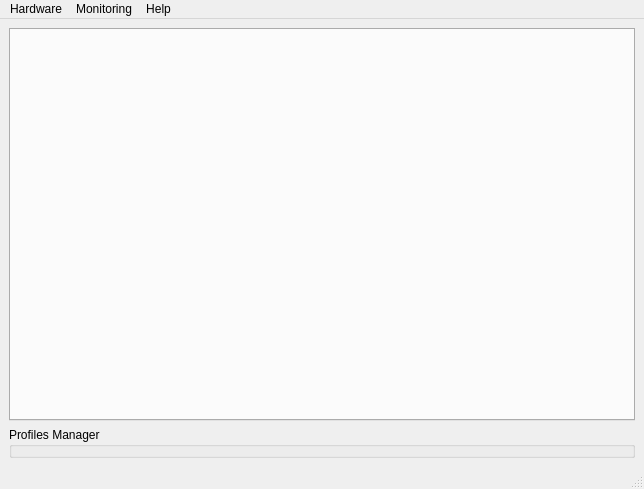
Above: res/MainWindow.ui from Ultrawipf/OpenFFBoard-configurator before the change. Below: the same form after it.
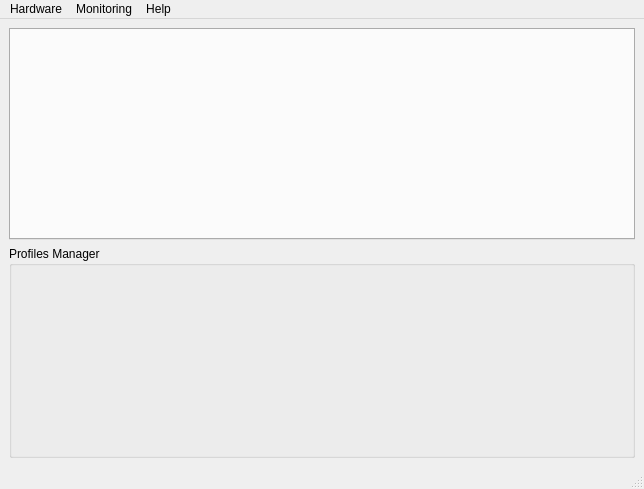
That is the form after the change.

The edit to the form file:
```diff
--- a/res/MainWindow.ui
+++ b/res/MainWindow.ui
@@ -15,7 +15,7 @@
   </property>
   <widget class="QWidget" name="centralwidget">
    <property name="sizePolicy">
-    <sizepolicy hsizetype="Preferred" vsizetype="MinimumExpanding">
+    <sizepolicy hsizetype="Preferred" vsizetype="Preferred">
      <horstretch>0</horstretch>
      <verstretch>0</verstretch>
     </sizepolicy>
@@ -24,15 +24,15 @@
     <item>
      <widget class="QTabWidget" name="tabWidget_main">
       <property name="sizePolicy">
-       <sizepolicy hsizetype="Expanding" vsizetype="Expanding">
+       <sizepolicy hsizetype="Expanding" vsizetype="Preferred">
         <horstretch>0</horstretch>
-        <verstretch>20</verstretch>
+        <verstretch>0</verstretch>
        </sizepolicy>
       </property>
       <property name="minimumSize">
        <size>
         <width>0</width>
-        <height>200</height>
+        <height>0</height>
        </size>
       </property>
       <property name="currentIndex">
@@ -43,7 +43,7 @@
     <item>
      <widget class="QGroupBox" name="groupBox_main">
       <property name="sizePolicy">
-       <sizepolicy hsizetype="MinimumExpanding" vsizetype="MinimumExpanding">
+       <sizepolicy hsizetype="Preferred" vsizetype="Preferred">
         <horstretch>0</horstretch>
         <verstretch>0</verstretch>
        </sizepolicy>
```
